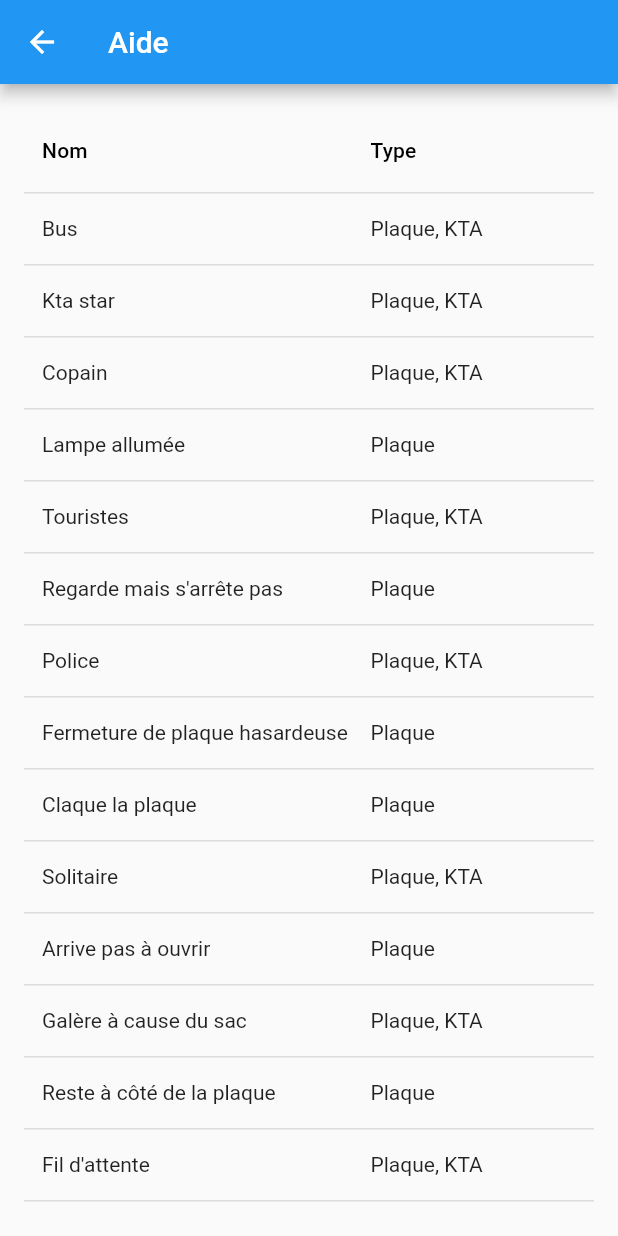
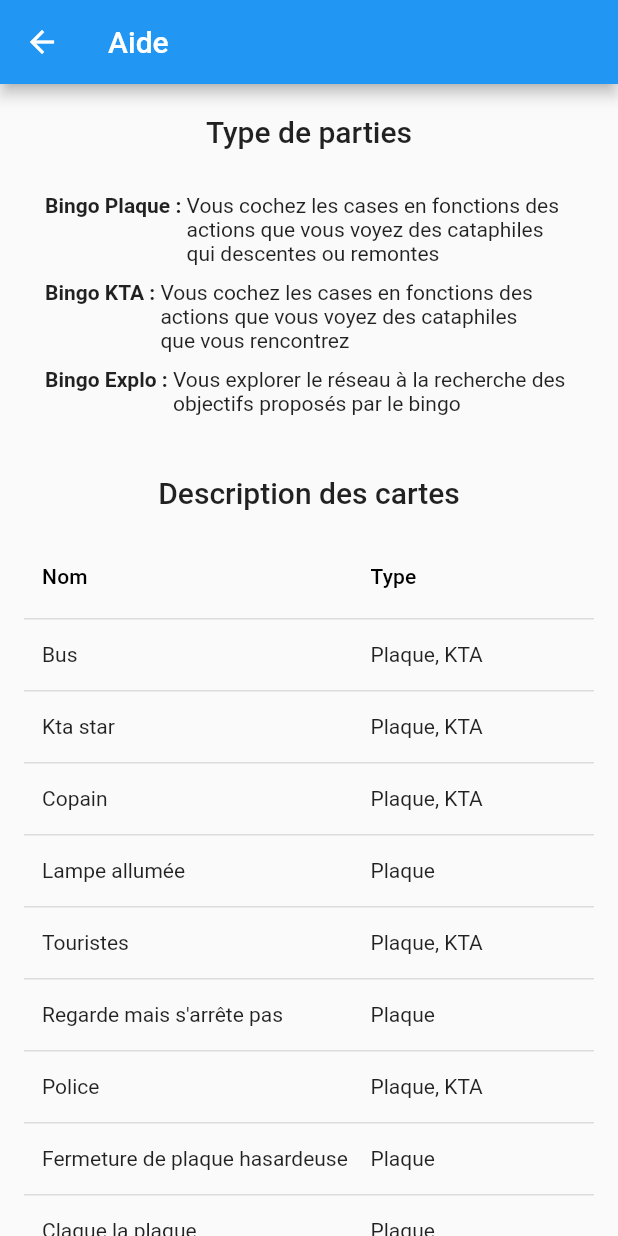
Before and after one commit to Extauren/Plaktago, a Flutter app: the Help screen opened directly, on a phone screen of 412 x 824 dp. Run offline on Flutter 3.47's test engine with Material 2 defaults, Android fonts, the phone set to English and light mode, and no system bars; drawn by our look-alikes of data_table_2; our stand-ins replace animated_toggle_switch, another_flushbar, awesome_dialog, confetti, expansion_tile_card, fl_chart and 5 more; accounts and stored records are empty; generated files the repository leaves out were written again.

Commit message:
Add game type description in Help, fonts in Plaktago and cards descriptions in card name

```diff
--- a/lib/game/board/card_name.dart
+++ b/lib/game/board/card_name.dart
@@ -1,4 +1,4 @@
-import '../../home/bingo_type_button.dart';
+import 'package:plaktago/home/bingo_type_button.dart';
 
 class CardName {
   final String name;
@@ -37,9 +37,10 @@ List<CardName> cardNameListPlaque = [
     type: [BingoType.plaque, BingoType.kta],
   ),
   CardName(
-    name: "Regarde mais s'arrête pas",
-    type: [BingoType.plaque],
-  ),
+      name: "Regarde mais s'arrête pas",
+      type: [BingoType.plaque],
+      description:
+          "Cataphile en tenu qui regarde la plaque mais ne descend pas"),
   CardName(
     name: "Police",
     type: [BingoType.plaque, BingoType.kta],
@@ -65,11 +66,11 @@ List<CardName> cardNameListPlaque = [
     type: [BingoType.plaque, BingoType.kta],
   ),
   CardName(
-    name: "Reste à côté de la plaque",
-    type: [BingoType.plaque],
-  ),
+      name: "Reste à côté de la plaque",
+      type: [BingoType.plaque],
+      description: "Cataphile qui reste juste à coter de la plaque"),
   CardName(
-    name: "Fil d'attente",
+    name: "File d'attente",
     type: [BingoType.plaque, BingoType.kta],
   ),
   CardName(
--- a/lib/help.dart
+++ b/lib/help.dart
@@ -26,7 +26,58 @@ class _Help extends State<Help> {
   Widget build(BuildContext context) {
     return Scaffold(
         appBar: AppBar(title: Text("Aide")),
-        body: Padding(
+        body: ListView(children: [
+          Container(
+              margin: const EdgeInsets.only(
+                  top: 20.0, left: 10, right: 10, bottom: 20),
+              child: Text("Type de parties",
+                  style: Theme.of(context).textTheme.titleLarge,
+                  textAlign: TextAlign.center)),
+          Container(
+              margin: EdgeInsets.only(top: 10, left: 30, right: 10),
+              child:
+                  Row(crossAxisAlignment: CrossAxisAlignment.start, children: [
+                Text("Bingo Plaque : ",
+                    style: TextStyle(fontWeight: FontWeight.bold)),
+                SizedBox(
+                    width: MediaQuery.of(context).size.width / 1.6,
+                    child: Text(
+                      "Vous cochez les cases en fonctions des actions que vous voyez des cataphiles qui descentes ou remontes",
+                    ))
+              ])),
+          Container(
+              margin: EdgeInsets.only(top: 10, left: 30),
+              child:
+                  Row(crossAxisAlignment: CrossAxisAlignment.start, children: [
+                Text("Bingo KTA : ",
+                    style: TextStyle(fontWeight: FontWeight.bold)),
+                SizedBox(
+                    width: MediaQuery.of(context).size.width - 150,
+                    child: Text(
+                      "Vous cochez les cases en fonctions des actions que vous voyez des cataphiles que vous rencontrez",
+                    ))
+              ])),
+          Container(
+              margin: EdgeInsets.only(top: 10, left: 30),
+              child:
+                  Row(crossAxisAlignment: CrossAxisAlignment.start, children: [
+                Text("Bingo Explo : ",
+                    style: TextStyle(fontWeight: FontWeight.bold)),
+                SizedBox(
+                    width: MediaQuery.of(context).size.width - 150,
+                    child: Text(
+                      "Vous explorer le réseau à la recherche des objectifs proposés par le bingo",
+                    ))
+              ])),
+          Container(
+              margin: const EdgeInsets.only(
+                  top: 40.0, left: 10, right: 10, bottom: 0),
+              child: Text("Description des cartes",
+                  style: Theme.of(context).textTheme.titleLarge,
+                  textAlign: TextAlign.center)),
+          SizedBox(
+              height: MediaQuery.of(context).size.height / 1.5,
+              child: Padding(
                 padding: const EdgeInsets.all(16),
                 child: DataTable2(
                     columnSpacing: 12,
@@ -47,13 +98,15 @@ class _Help extends State<Help> {
                     rows: List<DataRow>.generate(
                         cardNameListPlaque.length,
                         (index) => DataRow(cells: [
-                        DataCell(
-                            Text(cardNameListPlaque.elementAt(index).name)),
                               DataCell(Text(
-                            getType(cardNameListPlaque.elementAt(index).type))),
-                        DataCell(Text(
-                            cardNameListPlaque.elementAt(index).description)),
+                                  cardNameListPlaque.elementAt(index).name)),
+                              DataCell(Text(getType(
+                                  cardNameListPlaque.elementAt(index).type))),
+                              DataCell(Text(cardNameListPlaque
+                                  .elementAt(index)
+                                  .description)),
                             ]))),
-        ));
+              ))
+        ]));
   }
 }
--- a/lib/plaktago.dart
+++ b/lib/plaktago.dart
@@ -2,7 +2,7 @@ import 'package:flutter/material.dart';
 import 'package:plaktago/utils/isar_service.dart';
 import 'package:plaktago/utils/app_settings.dart';
 import 'navigation_bar.dart';
-//import 'package:google_fonts/google_fonts.dart';
+import 'package:google_fonts/google_fonts.dart';
 
 class Plaktago extends StatefulWidget {
   final IsarService isarService;
@@ -118,6 +118,7 @@ class _Plaktago extends State<Plaktago> {
             }))),
             useMaterial3: true),
         darkTheme: ThemeData(
+            fontFamily: GoogleFonts.robotoCondensed().fontFamily,
             colorScheme: darkColor,
             appBarTheme: AppBarTheme(
                 backgroundColor: Colors.grey[800],
--- a/pubspec.yaml
+++ b/pubspec.yaml
@@ -3,6 +3,11 @@ description: Bingo App.
 # The following line prevents the package from being accidentally published to
 # pub.dev using `flutter pub publish`. This is preferred for private packages.
 publish_to: 'none' # Remove this line if you wish to publish to pub.dev
+
+platforms:
+  android:
+  ios:
+  web:
 
 # The following defines the version and build number for your application.
 # A version number is three numbers separated by dots, like 1.2.43
```
Also changed, not shown: lib/utils/game/game.g.dart. Lines whose indentation alone changed are shown as unchanged.
